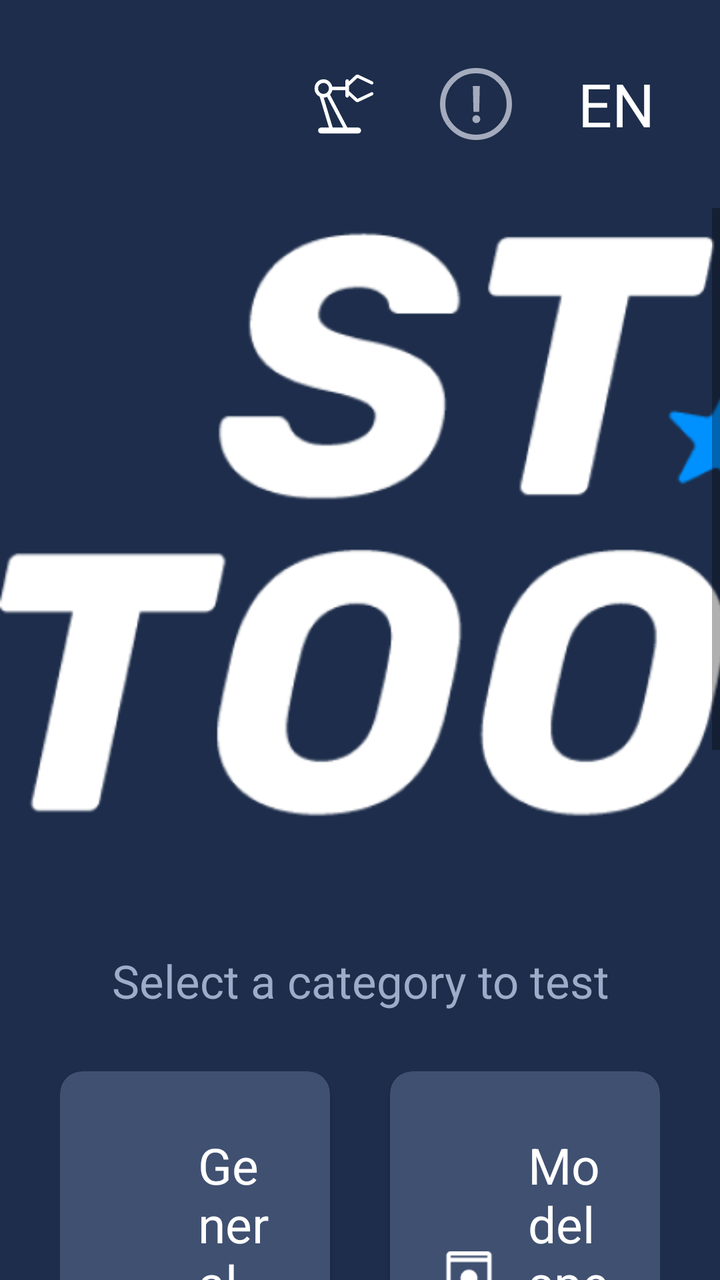
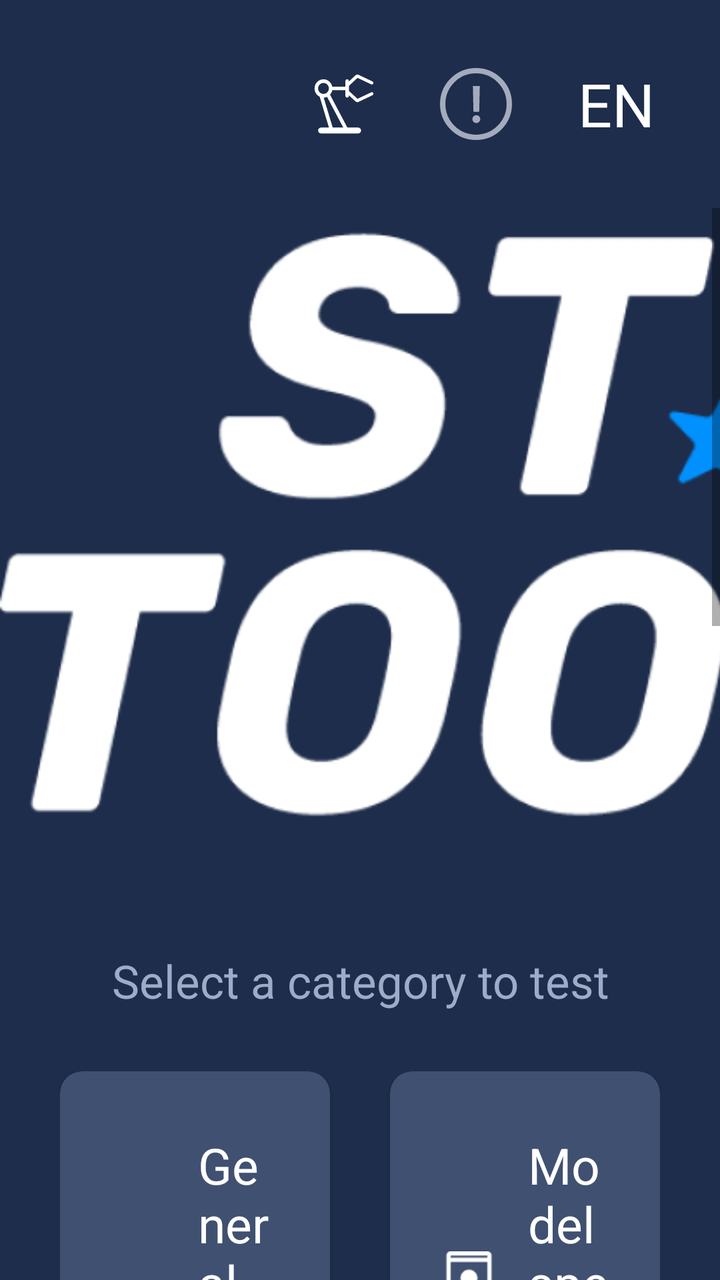

Screens rendered from an Android XML layout before and after an edit, with the pre-edit source and the edit as a unified diff.
<!-- AndroidManifest.xml: application theme NoTitle -->
<!-- res/layout/activity_main.xml -->
<?xml version="1.0" encoding="utf-8"?>
<LinearLayout xmlns:android="http://schemas.android.com/apk/res/android"
    xmlns:app="http://schemas.android.com/apk/res-auto"
    xmlns:tools="http://schemas.android.com/tools"
    android:layout_width="match_parent"
    android:layout_height="match_parent"
    android:background="@color/colorMain"
    android:orientation="vertical"
    tools:context=".ui.activity.MainActivity">

    <RelativeLayout
        android:layout_width="match_parent"
        android:layout_height="104dp">
        <ImageView
            android:id="@+id/iv_update1"
            android:layout_width="36dp"
            android:layout_height="36dp"
            android:layout_centerVertical="true"
            android:layout_marginRight="30dp"
            android:layout_toLeftOf="@+id/iv_update"
            android:src="@drawable/production_mode" />

        <ImageView
            android:id="@+id/iv_update"
            android:layout_width="36dp"
            android:layout_height="36dp"
            android:layout_centerVertical="true"
            android:layout_marginRight="30dp"
            android:layout_toLeftOf="@+id/textlanguage"
            android:src="@drawable/ic_info" />

        <TextView
            android:id="@+id/textlanguage"
            android:layout_width="44dp"
            android:layout_height="44dp"
            android:layout_alignParentRight="true"
            android:layout_centerVertical="true"
            android:layout_marginRight="30dp"
            android:gravity="center"
            android:text="@string/language"
            android:textColor="@color/white"
            android:textSize="30dp" />

    </RelativeLayout>

    <ScrollView
        android:layout_width="match_parent"
        android:layout_height="wrap_content">

        <LinearLayout
            android:layout_width="match_parent"
            android:layout_height="wrap_content"
            android:orientation="vertical">

            <LinearLayout
                android:layout_width="wrap_content"
                android:layout_height="wrap_content"
                android:layout_gravity="center"
                android:layout_marginTop="10dp"
                android:orientation="vertical">

                <ImageView
                    android:id="@+id/logo_startoo"
                    android:layout_width="596dp"
                    android:layout_height="321dp"
                    android:src="@mipmap/startoolslogo"
                    tools:ignore="InOrMmUsage,NotSibling" />

                <TextView
                    android:layout_width="match_parent"
                    android:layout_height="wrap_content"
                    android:layout_marginTop="40dp"
                    android:gravity="center"
                    android:text="@string/select"
                    android:textColor="@color/colorFont"
                    android:textSize="23dp"
                    tools:ignore="InOrMmUsage" />

            </LinearLayout>

            <LinearLayout
                android:layout_width="match_parent"
                android:layout_height="wrap_content"
                android:layout_marginLeft="30dp"
                android:layout_marginTop="30dp"
                android:layout_marginRight="30dp"
                android:orientation="horizontal">

                <androidx.cardview.widget.CardView
                    android:layout_width="0dp"
                    android:layout_height="284dp"
                    android:layout_marginEnd="30dp"
                    android:layout_weight="1"
                    android:background="@color/colorMainLight"
                    app:cardBackgroundColor="@color/colorMainLight"
                    app:cardCornerRadius="11dp">

                    <LinearLayout
                        android:layout_width="wrap_content"
                        android:layout_height="wrap_content"
                        android:layout_marginLeft="24dp"
                        android:layout_marginTop="30dp"
                        android:layout_marginRight="24dp"
                        android:orientation="vertical">

                        <LinearLayout
                            android:layout_width="wrap_content"
                            android:layout_height="wrap_content"
                            android:gravity="center_vertical"
                            android:orientation="horizontal">

                            <ImageView
                                android:layout_width="31dp"
                                android:layout_height="31dp"
                                android:src="@drawable/ic_general"/>

                            <TextView
                                android:layout_width="wrap_content"
                                android:layout_height="wrap_content"
                                android:text="@string/General"
                                android:layout_marginLeft="14dp"
                                android:textColor="@color/white"
                                android:textSize="25dp" />
                        </LinearLayout>

                        <TextView
                            android:layout_width="wrap_content"
                            android:layout_height="wrap_content"
                            android:layout_marginTop="24dp"
                            android:text="@string/General_masg"
                            android:textColor="@color/colorFont"
                            android:textSize="23dp" />

                    </LinearLayout>

                    <LinearLayout
                        android:id="@+id/linear_general"
                        android:layout_width="wrap_content"
                        android:layout_height="wrap_content"
                        android:layout_gravity="right|bottom"
                        android:layout_marginRight="24dp"
                        android:layout_marginBottom="28dp"
                        android:gravity="center_vertical"
                        android:orientation="horizontal">

                        <TextView

                            android:layout_width="wrap_content"
                            android:layout_height="wrap_content"
                            android:text="@string/Enter"
                            android:textColor="@color/white"
                            android:textSize="25dp" />

                        <ImageView
                            android:layout_width="44dp"
                            android:layout_height="44dp"
                            android:src="@drawable/ic_arrow" />
                    </LinearLayout>
                </androidx.cardview.widget.CardView>

                <androidx.cardview.widget.CardView
                    android:layout_width="0dp"
                    android:layout_height="284dp"
                    android:layout_weight="1"
                    android:background="@color/colorMainLight"
                    app:cardBackgroundColor="@color/colorMainLight"
                    app:cardCornerRadius="11dp">


                    <LinearLayout
                        android:layout_width="wrap_content"
                        android:layout_height="wrap_content"
                        android:layout_marginLeft="24dp"
                        android:layout_marginTop="30dp"
                        android:layout_marginRight="24dp"
                        android:orientation="vertical">

                        <LinearLayout
                            android:layout_width="wrap_content"
                            android:layout_height="wrap_content"
                            android:gravity="center_vertical"
                            android:orientation="horizontal">

                            <ImageView
                                android:layout_width="31dp"
                                android:layout_height="31dp"
                                android:src="@drawable/ic_model"/>

                            <TextView
                                android:layout_width="wrap_content"
                                android:layout_height="wrap_content"
                                android:text="@string/Model"
                                android:layout_marginLeft="14dp"
                                android:textColor="@color/white"
                                android:textSize="25dp" />
                        </LinearLayout>

                        <TextView
                            android:layout_width="wrap_content"
                            android:layout_height="wrap_content"
                            android:layout_marginTop="24dp"
                            android:text="@string/Model_masg"
                            android:textColor="@color/colorFont"
                            android:textSize="23dp" />

                    </LinearLayout>

                    <LinearLayout
                        android:id="@+id/linear_model"
                        android:layout_width="wrap_content"
                        android:layout_height="wrap_content"
                        android:layout_gravity="right|bottom"
                        android:layout_marginRight="24dp"
                        android:layout_marginBottom="28dp"
                        android:gravity="center_vertical"
                        android:orientation="horizontal">

                        <TextView
                            android:layout_width="wrap_content"
                            android:layout_height="wrap_content"
                            android:text="@string/Enter"
                            android:textColor="@color/white"
                            android:textSize="25dp" />

                        <ImageView
                            android:layout_width="44dp"
                            android:layout_height="44dp"
                            android:src="@drawable/ic_arrow" />
                    </LinearLayout>
                </androidx.cardview.widget.CardView>
            </LinearLayout>

            <LinearLayout
                android:layout_width="match_parent"
                android:layout_height="wrap_content"
                android:layout_margin="30dp"
                android:orientation="horizontal">

                <androidx.cardview.widget.CardView
                    android:layout_width="0dp"
                    android:layout_height="284dp"
                    android:layout_marginEnd="30dp"
                    android:layout_weight="1"
                    android:background="@color/colorMainLight"
                    app:cardBackgroundColor="@color/colorMainLight"
                    app:cardCornerRadius="11dp">


                    <LinearLayout
                        android:layout_width="wrap_content"
                        android:layout_height="wrap_content"
                        android:layout_marginLeft="24dp"
                        android:layout_marginTop="30dp"
                        android:layout_marginRight="24dp"
                        android:orientation="vertical">

                        <LinearLayout
                            android:layout_width="wrap_content"
                            android:layout_height="wrap_content"
                            android:gravity="center_vertical"
                            android:orientation="horizontal">

                            <ImageView
                                android:layout_width="31dp"
                                android:layout_height="31dp"
                                android:src="@drawable/ic_addon"/>

                            <TextView
                                android:layout_width="wrap_content"
                                android:layout_height="wrap_content"
                                android:layout_marginLeft="14dp"
                                android:text="@string/Addon"
                                android:textColor="@color/white"
                                android:textSize="25dp" />
                        </LinearLayout>

                        <TextView
                            android:layout_width="wrap_content"
                            android:layout_height="wrap_content"
                            android:layout_marginTop="24dp"
                            android:text="@string/Addon_masg"
                            android:textColor="@color/colorFont"
                            android:textSize="23dp" />

                    </LinearLayout>

                        <LinearLayout
                            android:id="@+id/linear_addon"
                            android:layout_width="wrap_content"
                            android:layout_height="wrap_content"
                            android:layout_gravity="right|bottom"
                            android:layout_marginRight="24dp"
                            android:layout_marginBottom="28dp"
                            android:gravity="center_vertical"
                            android:orientation="horizontal">

                            <TextView

                                android:layout_width="wrap_content"
                                android:layout_height="wrap_content"
                                android:text="@string/Enter"
                                android:textColor="@color/white"
                                android:textSize="25dp" />

                            <ImageView
                                android:layout_width="44dp"
                                android:layout_height="44dp"
                                android:src="@drawable/ic_arrow" />
                        </LinearLayout>
                </androidx.cardview.widget.CardView>

                <androidx.cardview.widget.CardView
                    android:layout_width="0dp"
                    android:layout_height="284dp"
                    android:layout_weight="1"
                    android:background="@color/colorMainLight"
                    app:cardBackgroundColor="@color/colorMainLight"
                    app:cardCornerRadius="11dp">


                    <LinearLayout
                        android:layout_width="wrap_content"
                        android:layout_height="wrap_content"
                        android:layout_marginLeft="24dp"
                        android:layout_marginTop="30dp"
                        android:layout_marginRight="24dp"
                        android:orientation="vertical">

                        <LinearLayout
                            android:layout_width="wrap_content"
                            android:layout_height="wrap_content"
                            android:gravity="center_vertical"
                            android:orientation="horizontal">

                            <ImageView
                                android:layout_width="31dp"
                                android:layout_height="31dp"
                                android:src="@drawable/ic_aging"/>

                            <TextView
                                android:layout_width="wrap_content"
                                android:layout_height="wrap_content"
                                android:text="@string/Aging"
                                android:layout_marginLeft="14dp"
                                android:textColor="@color/white"
                                android:textSize="25dp" />
                        </LinearLayout>

                        <TextView
                            android:layout_width="wrap_content"
                            android:layout_height="wrap_content"
                            android:layout_marginTop="24dp"
                            android:text="@string/Aging_masg"
                            android:textColor="@color/colorFont"
                            android:textSize="23dp" />

                    </LinearLayout>

                        <LinearLayout
                            android:id="@+id/linear_aging"
                            android:layout_width="wrap_content"
                            android:layout_height="wrap_content"
                            android:layout_gravity="right|bottom"
                            android:layout_marginRight="24dp"
                            android:layout_marginBottom="28dp"
                            android:gravity="center_vertical"
                            android:orientation="horizontal">

                            <TextView

                                android:layout_width="wrap_content"
                                android:layout_height="wrap_content"
                                android:text="@string/Enter"
                                android:textColor="@color/white"
                                android:textSize="25dp" />

                            <ImageView
                                android:layout_width="44dp"
                                android:layout_height="44dp"
                                android:src="@drawable/ic_arrow" />
                        </LinearLayout>
                </androidx.cardview.widget.CardView>
            </LinearLayout>
        </LinearLayout>
    </ScrollView>
</LinearLayout>
<!-- resources referenced by this layout -->
<resources>
  <color name="colorFont">#9DACC8</color>
  <color name="colorMain">#1D2D4B</color>
  <color name="colorMainLight">#405071</color>
  <color name="white">#FFFFFFFF</color>
  <!-- drawable ic_addon: png bitmap (drawable, 1033 bytes) -->
  <!-- drawable ic_aging: png bitmap (drawable, 744 bytes) -->
  <!-- drawable ic_arrow: png bitmap (drawable, 347 bytes) -->
  <!-- drawable ic_general: png bitmap (drawable, 1347 bytes) -->
  <!-- drawable ic_info (drawable) -->
  <vector xmlns:android="http://schemas.android.com/apk/res/android"
      android:width="20dp"
      android:height="20dp"
      android:viewportWidth="20"
      android:viewportHeight="20">
    <path
        android:pathData="M10,10m-9.25,0a9.25,9.25 0,1 1,18.5 0a9.25,9.25 0,1 1,-18.5 0"
        android:strokeWidth="1.5"
        android:fillColor="#00000000"
        android:strokeColor="#A4ABBD"/>
    <path
        android:pathData="M11.0582,5L10.8942,12.1889H9.2933L9.1342,5H11.0582ZM10.0937,15.2912C9.7921,15.2912 9.5336,15.1851 9.3182,14.973C9.1061,14.7609 9,14.5024 9,14.1974C9,13.8991 9.1061,13.6439 9.3182,13.4318C9.5336,13.2197 9.7921,13.1136 10.0937,13.1136C10.3887,13.1136 10.6439,13.2197 10.8594,13.4318C11.0781,13.6439 11.1875,13.8991 11.1875,14.1974C11.1875,14.3996 11.1361,14.5836 11.0334,14.7493C10.9339,14.915 10.8014,15.0476 10.6357,15.147C10.4732,15.2431 10.2926,15.2912 10.0937,15.2912Z"
        android:fillColor="#A4ABBD"/>
  </vector>
  <!-- drawable ic_model: png bitmap (drawable, 663 bytes) -->
  <!-- drawable production_mode: vector/xml drawable (drawable, 2299 chars, omitted) -->
  <!-- mipmap startoolslogo: png bitmap (mipmap-hdpi, 34899 bytes) -->
  <string name="Addon">Addon modules</string>
  <string name="Addon_masg">Test addon modules on particular device. This test is able to find out whether a module is correctly setup.</string>
  <string name="Aging">Aging tests</string>
  <string name="Aging_masg">Test device working status under aging condition</string>
  <string name="Enter">Enter</string>
  <string name="General">General functionalities</string>
  <string name="General_masg">Test common features on all devices. This test is able to find out whether internal APIs are working properly.</string>
  <string name="Model">Model specific</string>
  <string name="Model_masg">Test specific components on particular model. This test is able to find out whether those components function correctly.</string>
  <string name="language">EN</string>
  <string name="select">Select a category to test</string>
  <style name="NoTitle" parent="Theme.AppCompat.Light.NoActionBar">
          <item name="colorPrimary">@color/colorMain</item>
          <item name="colorPrimaryDark">@color/colorMain</item>
          <item name="colorAccent">@color/colorMain</item>
          <item name="android:windowFullscreen">true</item>
          <item name="windowActionBar">false</item>
          <item name="windowNoTitle">true</item>
          <item name="android:textAppearanceListItemSmall">@style/listPopupWindow</item>
      </style>
  <style name="listPopupWindow">
          <item name="android:textSize">20mm</item>
          <item name="android:fontFamily">@font/montserrat_regular</item>
          <item name="android:textColor">@color/black</item>
      </style>
  <color name="black">#FF000000</color>
</resources>

<!-- the commit's change to res/layout/activity_main.xml (unified diff, before → after) -->
@@ -381,6 +381,89 @@
                         </LinearLayout>
                 </androidx.cardview.widget.CardView>
             </LinearLayout>
+
+            <LinearLayout
+                android:layout_width="match_parent"
+                android:layout_height="wrap_content"
+                android:layout_marginLeft="30dp"
+                android:layout_marginRight="30dp"
+                android:layout_marginBottom="30dp"
+                android:weightSum="2"
+                android:orientation="horizontal">
+
+                <androidx.cardview.widget.CardView
+                    android:layout_width="0dp"
+                    android:layout_height="284dp"
+                    android:layout_marginEnd="30dp"
+                    android:layout_weight="1"
+                    android:background="@color/colorMainLight"
+                    app:cardBackgroundColor="@color/colorMainLight"
+                    app:cardCornerRadius="11dp">
+
+
+                    <LinearLayout
+                        android:layout_width="wrap_content"
+                        android:layout_height="wrap_content"
+                        android:layout_marginLeft="24dp"
+                        android:layout_marginTop="30dp"
+                        android:layout_marginRight="24dp"
+                        android:orientation="vertical">
+
+                        <LinearLayout
+                            android:layout_width="wrap_content"
+                            android:layout_height="wrap_content"
+                            android:gravity="center_vertical"
+                            android:orientation="horizontal">
+
+                            <ImageView
+                                android:layout_width="31dp"
+                                android:layout_height="31dp"
+                                android:src="@drawable/ic_machine_learning"/>
+
+                            <TextView
+                                android:layout_width="wrap_content"
+                                android:layout_height="wrap_content"
+                                android:layout_marginLeft="14dp"
+                                android:text="@string/google_ml"
+                                android:textColor="@color/white"
+                                android:textSize="25dp" />
+                        </LinearLayout>
+
+                        <TextView
+                            android:layout_width="wrap_content"
+                            android:layout_height="wrap_content"
+                            android:layout_marginTop="24dp"
+                            android:text="@string/google_ml_detail"
+                            android:textColor="@color/colorFont"
+                            android:textSize="23dp" />
+
+                    </LinearLayout>
+
+                    <LinearLayout
+                        android:id="@+id/linear_learning"
+                        android:layout_width="wrap_content"
+                        android:layout_height="wrap_content"
+                        android:layout_gravity="right|bottom"
+                        android:layout_marginRight="24dp"
+                        android:layout_marginBottom="28dp"
+                        android:gravity="center_vertical"
+                        android:orientation="horizontal">
+
+                        <TextView
+
+                            android:layout_width="wrap_content"
+                            android:layout_height="wrap_content"
+                            android:text="@string/Enter"
+                            android:textColor="@color/white"
+                            android:textSize="25dp" />
+
+                        <ImageView
+                            android:layout_width="44dp"
+                            android:layout_height="44dp"
+                            android:src="@drawable/ic_arrow" />
+                    </LinearLayout>
+                </androidx.cardview.widget.CardView>
+            </LinearLayout>
         </LinearLayout>
     </ScrollView>
 </LinearLayout>
<!-- resource entries referenced after the edit -->
@@ -23,6 +23,7 @@
         android:pathData="M11.0582,5L10.8942,12.1889H9.2933L9.1342,5H11.0582ZM10.0937,15.2912C9.7921,15.2912 9.5336,15.1851 9.3182,14.973C9.1061,14.7609 9,14.5024 9,14.1974C9,13.8991 9.1061,13.6439 9.3182,13.4318C9.5336,13.2197 9.7921,13.1136 10.0937,13.1136C10.3887,13.1136 10.6439,13.2197 10.8594,13.4318C11.0781,13.6439 11.1875,13.8991 11.1875,14.1974C11.1875,14.3996 11.1361,14.5836 11.0334,14.7493C10.9339,14.915 10.8014,15.0476 10.6357,15.147C10.4732,15.2431 10.2926,15.2912 10.0937,15.2912Z"
         android:fillColor="#A4ABBD"/>
   </vector>
+  <!-- drawable ic_machine_learning: vector/xml drawable (drawable, 2361 chars, omitted) -->
   <!-- drawable ic_model: png bitmap (drawable, 663 bytes) -->
   <!-- drawable production_mode: vector/xml drawable (drawable, 2299 chars, omitted) -->
   <!-- mipmap startoolslogo: png bitmap (mipmap-hdpi, 34899 bytes) -->
@@ -35,6 +36,8 @@
   <string name="General_masg">Test common features on all devices. This test is able to find out whether internal APIs are working properly.</string>
   <string name="Model">Model specific</string>
   <string name="Model_masg">Test specific components on particular model. This test is able to find out whether those components function correctly.</string>
+  <string name="google_ml">Machine Learning</string>
+  <string name="google_ml_detail">Test integration of Machine learning with StarOS</string>
   <string name="language">EN</string>
   <string name="select">Select a category to test</string>
   <style name="NoTitle" parent="Theme.AppCompat.Light.NoActionBar">
